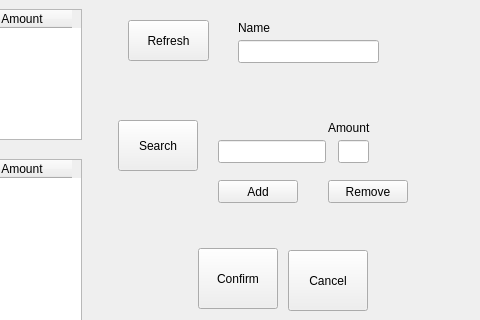
The window that subpgsalenorbuy.ui (cypressen/BookstoreManagement) describes before a commit, drawn with Qt 5; both pictures show x 242 to 722 and y 0 to 320 of the 722 by 581 pixel window.
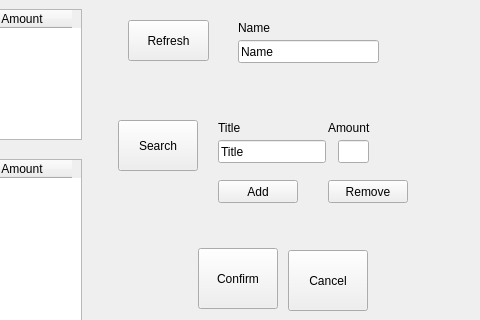
The same window after the commit.

```diff
--- a/subpgsalenorbuy.ui
+++ b/subpgsalenorbuy.ui
@@ -64,6 +64,9 @@
      <height>23</height>
     </rect>
    </property>
+   <property name="text">
+    <string>Title</string>
+   </property>
   </widget>
   <widget class="QTableWidget" name="bookListTable">
    <property name="geometry">
@@ -192,6 +195,9 @@
      <height>23</height>
     </rect>
    </property>
+   <property name="text">
+    <string>Name</string>
+   </property>
   </widget>
   <widget class="QLabel" name="label">
    <property name="geometry">
@@ -206,6 +212,19 @@
     <string>Name</string>
    </property>
   </widget>
+  <widget class="QLabel" name="label_2">
+   <property name="geometry">
+    <rect>
+     <x>460</x>
+     <y>120</y>
+     <width>53</width>
+     <height>15</height>
+    </rect>
+   </property>
+   <property name="text">
+    <string>Title</string>
+   </property>
+  </widget>
  </widget>
  <resources/>
  <connections/>
```
Left out of the diff: 2 changed lines with no effect on the pictures.
